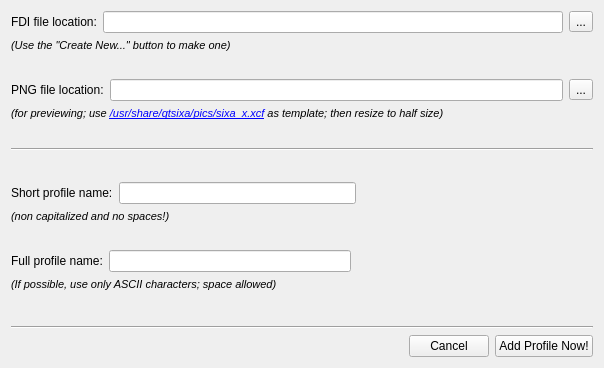
This is qtsixa/gui/qtsixa_addprofile.ui in aaronp24/QtSixA as Qt 5 draws it before an edit. The edited form follows.
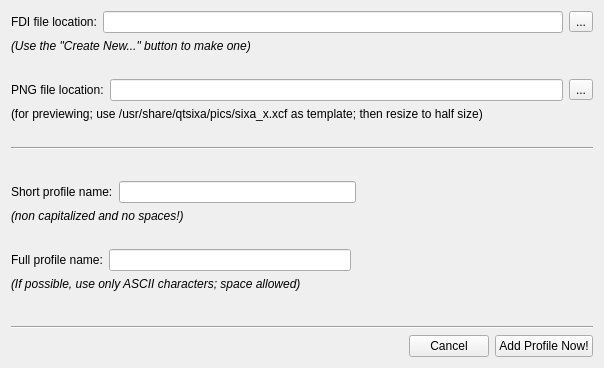
This is the edited form. Icons and pictures are not drawn.

What changed in the file:
```diff
--- a/qtsixa/gui/qtsixa_addprofile.ui
+++ b/qtsixa/gui/qtsixa_addprofile.ui
@@ -38,11 +38,7 @@
    <item>
     <widget class="QLabel" name="label_8">
      <property name="text">
-      <string>&lt;!DOCTYPE HTML PUBLIC &quot;-//W3C//DTD HTML 4.0//EN&quot; &quot;http://www.w3.org/TR/REC-html40/strict.dtd&quot;&gt;
-&lt;html&gt;&lt;head&gt;&lt;meta name=&quot;qrichtext&quot; content=&quot;1&quot; /&gt;&lt;style type=&quot;text/css&quot;&gt;
-p, li { white-space: pre-wrap; }
-&lt;/style&gt;&lt;/head&gt;&lt;body style=&quot; font-family:'DejaVu Sans'; font-size:9pt; font-weight:400; font-style:normal;&quot;&gt;
-&lt;p style=&quot; margin-top:0px; margin-bottom:0px; margin-left:0px; margin-right:0px; -qt-block-indent:0; text-indent:0px;&quot;&gt;&lt;span style=&quot; font-size:8pt; font-style:italic;&quot;&gt;(Use the &quot;Create New...&quot; button to make one)&lt;/span&gt;&lt;/p&gt;&lt;/body&gt;&lt;/html&gt;</string>
+      <string>&lt;i&gt;(Use the &quot;Create New...&quot; button to make one)&lt;/i&gt;</string>
      </property>
     </widget>
    </item>
@@ -83,11 +79,7 @@
    <item>
     <widget class="QLabel" name="label_2">
      <property name="text">
-      <string>&lt;!DOCTYPE HTML PUBLIC &quot;-//W3C//DTD HTML 4.0//EN&quot; &quot;http://www.w3.org/TR/REC-html40/strict.dtd&quot;&gt;
-&lt;html&gt;&lt;head&gt;&lt;meta name=&quot;qrichtext&quot; content=&quot;1&quot; /&gt;&lt;style type=&quot;text/css&quot;&gt;
-p, li { white-space: pre-wrap; }
-&lt;/style&gt;&lt;/head&gt;&lt;body style=&quot; font-family:'DejaVu Sans'; font-size:8pt; font-weight:400; font-style:normal;&quot;&gt;
-&lt;p style=&quot; margin-top:0px; margin-bottom:0px; margin-left:0px; margin-right:0px; -qt-block-indent:0; text-indent:0px;&quot;&gt;&lt;span style=&quot; font-style:italic;&quot;&gt;(for previewing; use &lt;/span&gt;&lt;a href=&quot;/usr/share/qtsixa/pics/sixa_x.xcf&quot;&gt;&lt;span style=&quot; font-style:italic; text-decoration: underline; color:#0000ff;&quot;&gt;/usr/share/qtsixa/pics/sixa_x.xcf&lt;/span&gt;&lt;/a&gt;&lt;span style=&quot; font-style:italic;&quot;&gt; as template; then resize to half size)&lt;/span&gt;&lt;/p&gt;&lt;/body&gt;&lt;/html&gt;</string>
+      <string>&lt;i&gt;(for previewing; use &lt;a href=file:///usr/share/qtsixa/pics/sixa_x.xcf&gt;/usr/share/qtsixa/pics/sixa_x.xcf&lt;/a&gt; as template; then resize to half size)&lt;/i&gt;</string>
      </property>
     </widget>
    </item>
@@ -134,7 +126,11 @@
       </widget>
      </item>
      <item>
-      <widget class="QLineEdit" name="line_short"/>
+      <widget class="QLineEdit" name="line_short">
+       <property name="text">
+        <string notr="true"/>
+       </property>
+      </widget>
      </item>
      <item>
       <spacer name="horizontalSpacer_2">
@@ -154,11 +150,7 @@
    <item>
     <widget class="QLabel" name="label_6">
      <property name="text">
-      <string>&lt;!DOCTYPE HTML PUBLIC &quot;-//W3C//DTD HTML 4.0//EN&quot; &quot;http://www.w3.org/TR/REC-html40/strict.dtd&quot;&gt;
-&lt;html&gt;&lt;head&gt;&lt;meta name=&quot;qrichtext&quot; content=&quot;1&quot; /&gt;&lt;style type=&quot;text/css&quot;&gt;
-p, li { white-space: pre-wrap; }
-&lt;/style&gt;&lt;/head&gt;&lt;body style=&quot; font-family:'DejaVu Sans'; font-size:9pt; font-weight:400; font-style:normal;&quot;&gt;
-&lt;p style=&quot; margin-top:0px; margin-bottom:0px; margin-left:0px; margin-right:0px; -qt-block-indent:0; text-indent:0px;&quot;&gt;&lt;span style=&quot; font-size:8pt; font-style:italic;&quot;&gt;(non capitalized and no spaces!)&lt;/span&gt;&lt;/p&gt;&lt;/body&gt;&lt;/html&gt;</string>
+      <string>&lt;i&gt;(non capitalized and no spaces!)&lt;/i&gt;</string>
      </property>
     </widget>
    </item>
@@ -185,7 +177,11 @@
       </widget>
      </item>
      <item>
-      <widget class="QLineEdit" name="line_full"/>
+      <widget class="QLineEdit" name="line_full">
+       <property name="text">
+        <string notr="true"/>
+       </property>
+      </widget>
      </item>
      <item>
       <spacer name="horizontalSpacer_3">
@@ -205,11 +201,7 @@
    <item>
     <widget class="QLabel" name="label_7">
      <property name="text">
-      <string>&lt;!DOCTYPE HTML PUBLIC &quot;-//W3C//DTD HTML 4.0//EN&quot; &quot;http://www.w3.org/TR/REC-html40/strict.dtd&quot;&gt;
-&lt;html&gt;&lt;head&gt;&lt;meta name=&quot;qrichtext&quot; content=&quot;1&quot; /&gt;&lt;style type=&quot;text/css&quot;&gt;
-p, li { white-space: pre-wrap; }
-&lt;/style&gt;&lt;/head&gt;&lt;body style=&quot; font-family:'DejaVu Sans'; font-size:8pt; font-weight:400; font-style:normal;&quot;&gt;
-&lt;p style=&quot; margin-top:0px; margin-bottom:0px; margin-left:0px; margin-right:0px; -qt-block-indent:0; text-indent:0px;&quot;&gt;&lt;span style=&quot; font-style:italic;&quot;&gt;(If possible, use only ASCII characters; space allowed)&lt;/span&gt;&lt;/p&gt;&lt;/body&gt;&lt;/html&gt;</string>
+      <string>&lt;i&gt;(If possible, use only ASCII characters; space allowed)&lt;/i&gt;</string>
      </property>
     </widget>
    </item>
```
Left out of the diff: 22 changed lines with no effect on the pictures.
